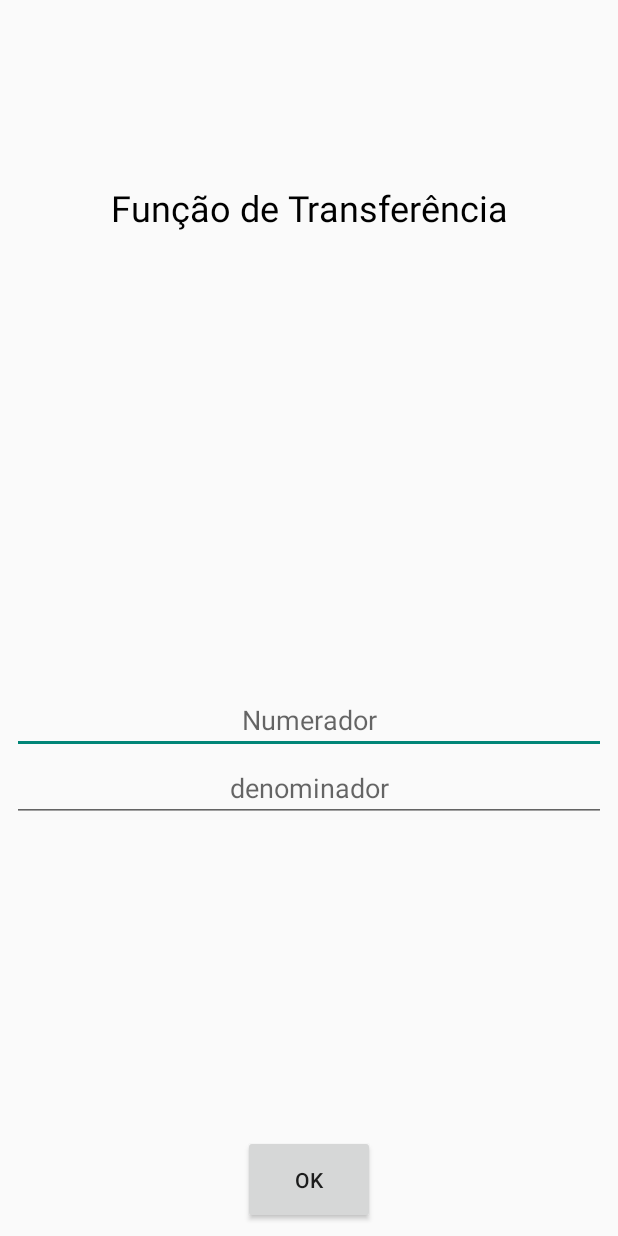
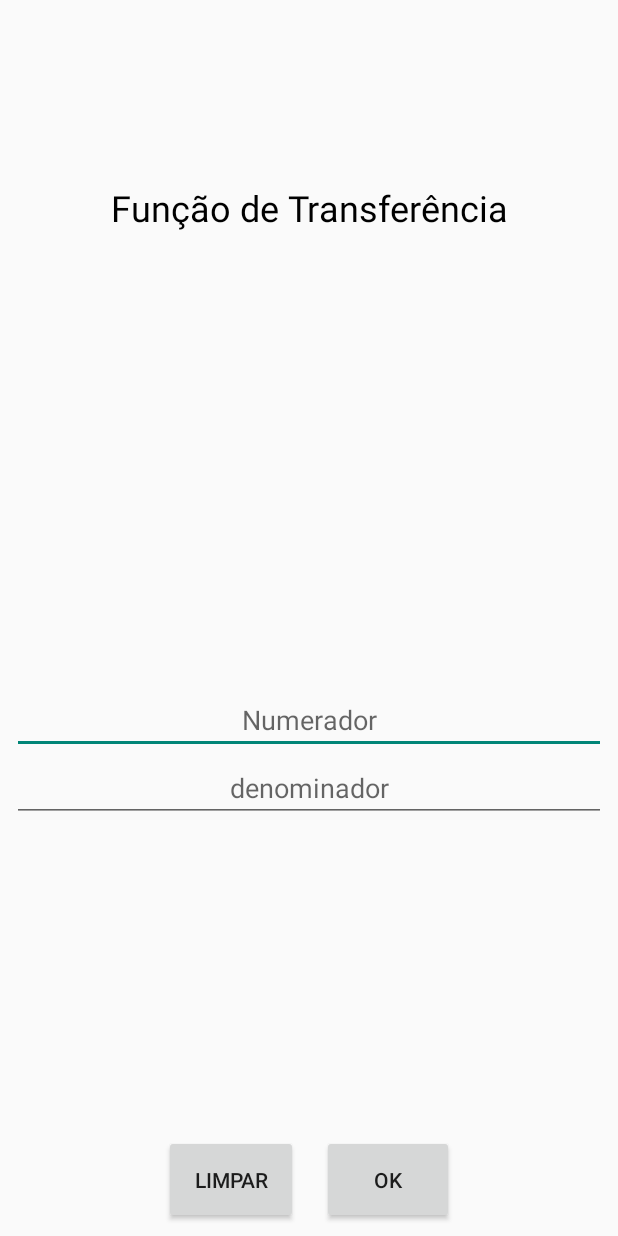
Before and after one commit to FagundesFurtado/LugarDasRaizes, an Android app: the layout fragment_inicio.xml on its own in the app's theme, with its tools: preview values and no code run, on a phone screen of 412 x 824 dp. Run offline under Robolectric (Android 15) with nearby library versions, the phone set to English and light mode, and no system bars.

Commit message:
Com zoom e resolvendo raizes do numerador e denominador

```diff
--- a/LugarDasRaizes/app/src/main/java/com/example/memo/lugardasraizes/Adapter/RespostaGrafico.java
+++ b/LugarDasRaizes/app/src/main/java/com/example/memo/lugardasraizes/Adapter/RespostaGrafico.java
@@ -6,5 +6,5 @@ import java.util.ArrayList;
 
 public interface RespostaGrafico {
 
-    public void grafico(ArrayList<Ponto> pontos);
+    public void grafico(ArrayList<Ponto> polos, ArrayList<Ponto> zeros);
 }
--- a/LugarDasRaizes/app/src/main/java/com/example/memo/lugardasraizes/Adapter/TabsAdapter.java
+++ b/LugarDasRaizes/app/src/main/java/com/example/memo/lugardasraizes/Adapter/TabsAdapter.java
@@ -3,12 +3,15 @@ package com.example.memo.lugardasraizes.Adapter;
 import android.support.v4.app.Fragment;
 import android.support.v4.app.FragmentManager;
 import android.support.v4.app.FragmentPagerAdapter;
+import android.util.Log;
 
 import com.example.memo.lugardasraizes.Fragment.GraficoFragment;
 import com.example.memo.lugardasraizes.Fragment.Inicio;
 
 
 public class TabsAdapter extends FragmentPagerAdapter {
+    private final String TAG = "AdapterDosFragment";
+
     public TabsAdapter(FragmentManager fm) {
         super(fm);
     }
@@ -22,8 +25,10 @@ public class TabsAdapter extends FragmentPagerAdapter {
     public Fragment getItem(int position) {
         switch (position) {
             case 0:
+                Log.i(TAG, "Novo Inicio");
                 return new Inicio();
             case 1:
+                Log.i(TAG, "Novo Gragico");
                 return new GraficoFragment();
             default:
                 return null;
--- a/LugarDasRaizes/app/src/main/java/com/example/memo/lugardasraizes/Dados/Grafico.java
+++ b/LugarDasRaizes/app/src/main/java/com/example/memo/lugardasraizes/Dados/Grafico.java
@@ -9,8 +9,8 @@ import java.util.ArrayList;
 
 public class Grafico {
     private static final Grafico ourInstance = new Grafico();
-    protected String numerador = "1";
-    protected String denominador = "S(S+1)(S+2)";
+    protected String numerador = "1x^1+5";
+    protected String denominador = "1x^3+3x^2+2x^1";
     private GraficoFragment graficoFragment;
 
 
--- a/LugarDasRaizes/app/src/main/java/com/example/memo/lugardasraizes/Model/Ponto.java
+++ b/LugarDasRaizes/app/src/main/java/com/example/memo/lugardasraizes/Model/Ponto.java
@@ -10,6 +10,11 @@ public class Ponto  {
     public Ponto(double x, double y) {
         this.x = x;
         this.y = y;
+    }
+    public Ponto(double x, double y, boolean polo) {
+        this.x = x;
+        this.y = y;
+        this.polo = polo;
     }
 
     public double getX() {
--- a/LugarDasRaizes/app/src/main/res/layout/fragment_inicio.xml
+++ b/LugarDasRaizes/app/src/main/res/layout/fragment_inicio.xml
@@ -79,17 +79,34 @@
             tools:layout_editor_absoluteY="309dp" />
     </LinearLayout>
 
+    <LinearLayout
+        android:layout_width="wrap_content"
+        android:layout_height="wrap_content"
+        android:layout_gravity="center"
+        android:foregroundGravity="center_vertical|center"
+        android:gravity="center_vertical|center"
+        android:orientation="horizontal">
+
+        <Button
+            android:id="@+id/btnLimpar"
+            android:layout_width="wrap_content"
+            android:layout_height="wrap_content"
+            android:layout_margin="8dp"
+            android:layout_weight="1"
+            android:padding="20dp"
+            android:text="LIMPAR" />
+
         <Button
             android:id="@+id/btnOk"
             android:layout_width="wrap_content"
             android:layout_height="wrap_content"
-        android:layout_gravity="bottom|center_horizontal"
             android:layout_marginBottom="8dp"
             android:layout_marginEnd="8dp"
             android:layout_marginLeft="8dp"
             android:layout_marginRight="8dp"
             android:layout_marginStart="8dp"
             android:layout_marginTop="8dp"
+            android:layout_weight="1"
             android:padding="20dp"
             android:text="OK"
             app:layout_constraintBottom_toBottomOf="parent"
@@ -97,5 +114,6 @@
             app:layout_constraintStart_toStartOf="parent"
             app:layout_constraintTop_toBottomOf="@+id/denominador"
             app:layout_constraintVertical_bias="0.857" />
+    </LinearLayout>
 
 </LinearLayout>
```
Also changed, not shown: LugarDasRaizes/app/src/main/java/com/example/memo/lugardasraizes/Dados/ResolveRaizes.java (+56 -36 lines), LugarDasRaizes/app/src/main/java/com/example/memo/lugardasraizes/Fragment/GraficoFragment.java (+58 -25 lines), LugarDasRaizes/app/src/main/java/com/example/memo/lugardasraizes/Fragment/Inicio.java (+9 -4 lines), LugarDasRaizes/app/src/main/java/com/example/memo/lugardasraizes/Main/MainActivity.java (+17 -3 lines). Lines whose indentation alone changed are shown as unchanged.
